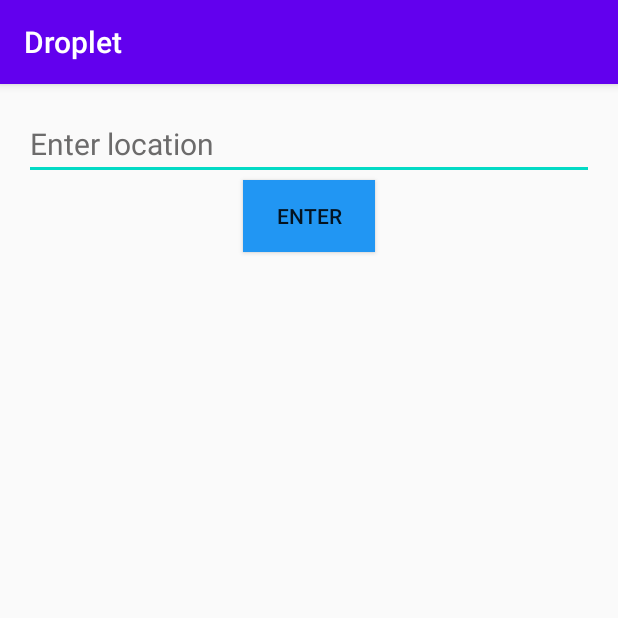
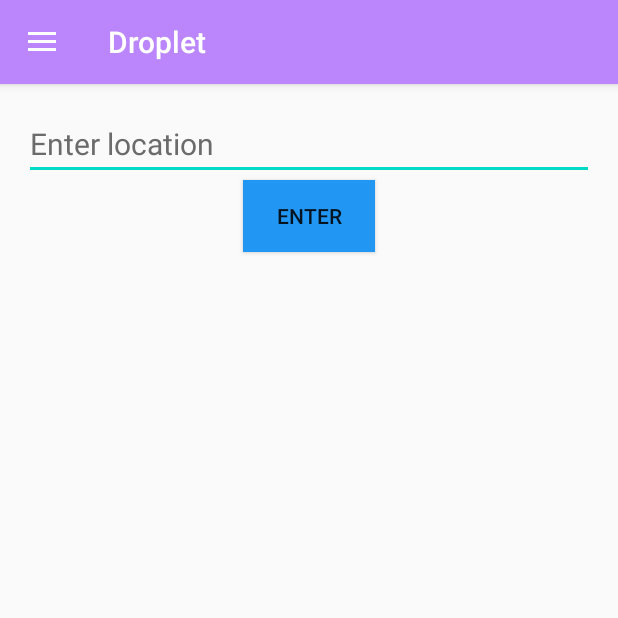
Before and after one commit to paceuniversity/cs389f2022team1, an Android app: the MainActivity screen opened directly, with no data from a screen before it, on a phone screen of 412 x 824 dp, the top half of it. Run offline under Robolectric (Android 15) with nearby library versions, the phone set to English and light mode, and no system bars.

Commit message:
feature: add hamburger menu and linked pages

```diff
--- a/WaterQualityApp/app/build.gradle
+++ b/WaterQualityApp/app/build.gradle
@@ -31,6 +31,7 @@ android {
 dependencies {
 
     implementation 'com.android.support:appcompat-v7:28.0.0'
+    implementation 'com.android.support:design:28.0.0'
     implementation 'com.android.support.constraint:constraint-layout:2.0.4'
     testImplementation 'junit:junit:4.13.2'
     androidTestImplementation 'com.android.support.test:runner:1.0.2'
--- /dev/null
+++ b/WaterQualityApp/app/src/main/java/com/example/waterqualityapp/HomeFragment.java
@@ -0,0 +1,38 @@
+package com.example.waterqualityapp;
+
+import android.os.Bundle;
+import android.support.annotation.NonNull;
+import android.support.annotation.Nullable;
+import android.support.v4.app.Fragment;
+import android.support.v4.app.FragmentManager;
+import android.support.v4.app.FragmentTransaction;
+import android.view.LayoutInflater;
+import android.view.View;
+import android.view.ViewGroup;
+import android.widget.Button;
+import android.widget.EditText;
+import android.widget.Toast;
+
+public class HomeFragment extends Fragment {
+    public static final String EXTRA_MESSAGE = "com.example.WaterQualityApp.MESSAGE";
+    public View returnedView;
+    @Nullable
+    @Override
+    public View onCreateView(@NonNull LayoutInflater inflater, @Nullable ViewGroup container, @Nullable Bundle savedInstanceState) {
+        returnedView = inflater.inflate(R.layout.fragment_home, container, false);
+        Button button = (Button) returnedView.findViewById(R.id.enter_button);
+        button.setOnClickListener(new View.OnClickListener() {
+            @Override
+            public void onClick(View v) {
+                Fragment fragment = new DisplayButtons();
+                FragmentManager fragmentManager = getActivity().getSupportFragmentManager();
+                FragmentTransaction fragmentTransaction = fragmentManager.beginTransaction();
+                fragmentTransaction.replace(R.id.fragment_container, fragment);
+                fragmentTransaction.addToBackStack(null);
+                fragmentTransaction.commit();
+            }
+        });
+
+        return returnedView;
+    }
+}
--- a/WaterQualityApp/app/src/main/java/com/example/waterqualityapp/MainActivity.java
+++ b/WaterQualityApp/app/src/main/java/com/example/waterqualityapp/MainActivity.java
@@ -1,23 +1,50 @@
 package com.example.waterqualityapp;
 
 import android.content.Intent;
+import android.support.annotation.NonNull;
+import android.support.design.widget.NavigationView;
+import android.support.v4.view.GravityCompat;
+import android.support.v4.widget.DrawerLayout;
+import android.support.v7.app.ActionBarDrawerToggle;
 import android.support.v7.app.AppCompatActivity;
 import android.os.Bundle;
-import android.view.View;
-import android.widget.EditText;
+import android.support.v7.widget.Toolbar;
+import android.view.MenuItem;
 import android.Manifest;
 import android.content.pm.PackageManager;
 import android.support.v4.app.ActivityCompat;
 import android.support.v4.content.ContextCompat;
 import android.widget.Toast;
 
-public class MainActivity extends AppCompatActivity {
-    public static final String EXTRA_MESSAGE = "com.example.WaterQualityApp.MESSAGE";
+public class MainActivity extends AppCompatActivity implements NavigationView.OnNavigationItemSelectedListener {
+    private DrawerLayout drawer;
 
     @Override
     protected void onCreate(Bundle savedInstanceState) {
         super.onCreate(savedInstanceState);
         setContentView(R.layout.activity_main);
+
+        Toolbar toolbar = findViewById(R.id.toolbar);
+        setSupportActionBar(toolbar);
+
+        drawer = findViewById(R.id.drawer_layout);
+        NavigationView navigationView = findViewById(R.id.nav_view);
+        navigationView.setNavigationItemSelectedListener(this);
+
+        ActionBarDrawerToggle toggle = new ActionBarDrawerToggle(this, drawer, toolbar,
+                R.string.navigation_drawer_open,R.string.navigation_drawer_close);
+
+        drawer.addDrawerListener(toggle);
+
+        toggle.syncState();
+
+        if (savedInstanceState == null) {
+            getSupportFragmentManager().beginTransaction().replace(R.id.fragment_container,
+                    new HomeFragment()).commit();
+            navigationView.setCheckedItem(R.id.nav_home);
+        }
+
+
         if (ContextCompat.checkSelfPermission(MainActivity.this,
                 Manifest.permission.ACCESS_FINE_LOCATION) != PackageManager.PERMISSION_GRANTED){
             if (ActivityCompat.shouldShowRequestPermissionRationale(MainActivity.this,
@@ -28,6 +55,33 @@ public class MainActivity extends AppCompatActivity {
                 ActivityCompat.requestPermissions(MainActivity.this,
                         new String[]{Manifest.permission.ACCESS_FINE_LOCATION}, 1);
             }
+        }
+    }
+
+    @Override
+    public boolean onNavigationItemSelected(@NonNull MenuItem item) {
+        switch (item.getItemId()) {
+            case R.id.nav_home:
+                getSupportFragmentManager().beginTransaction().replace(R.id.fragment_container,
+                        new HomeFragment()).commit();
+                break;
+            case R.id.nav_settings:
+                getSupportFragmentManager().beginTransaction().replace(R.id.fragment_container,
+                        new SettingsFragment()).commit();
+                break;
+        }
+
+        drawer.closeDrawer(GravityCompat.START);
+        return true;
+    }
+
+    @Override
+    public void onBackPressed() {
+        if (drawer.isDrawerOpen(GravityCompat.START)) {
+            drawer.closeDrawer(GravityCompat.START);
+        }
+        else {
+            super.onBackPressed();
         }
     }
 
@@ -48,14 +102,4 @@ public class MainActivity extends AppCompatActivity {
             }
         }
     }
-
-    public void sendMessage(View view) {
-        // Do something in response to button
-        Intent intent = new Intent(this, DisplayButtons.class);
-        EditText editText = (EditText) findViewById(R.id.inputBox);
-        String message = editText.getText().toString();
-        intent.putExtra(EXTRA_MESSAGE, message);
-        startActivity(intent);
-
-    }
 }
--- /dev/null
+++ b/WaterQualityApp/app/src/main/res/drawable/ic_settings.xml
@@ -0,0 +1,5 @@
+<vector android:height="24dp" android:tint="#000000"
+    android:viewportHeight="24" android:viewportWidth="24"
+    android:width="24dp" xmlns:android="http://schemas.android.com/apk/res/android">
+    <path android:fillColor="@android:color/white" android:pathData="M19.14,12.94c0.04,-0.3 0.06,-0.61 0.06,-0.94c0,-0.32 -0.02,-0.64 -0.07,-0.94l2.03,-1.58c0.18,-0.14 0.23,-0.41 0.12,-0.61l-1.92,-3.32c-0.12,-0.22 -0.37,-0.29 -0.59,-0.22l-2.39,0.96c-0.5,-0.38 -1.03,-0.7 -1.62,-0.94L14.4,2.81c-0.04,-0.24 -0.24,-0.41 -0.48,-0.41h-3.84c-0.24,0 -0.43,0.17 -0.47,0.41L9.25,5.35C8.66,5.59 8.12,5.92 7.63,6.29L5.24,5.33c-0.22,-0.08 -0.47,0 -0.59,0.22L2.74,8.87C2.62,9.08 2.66,9.34 2.86,9.48l2.03,1.58C4.84,11.36 4.8,11.69 4.8,12s0.02,0.64 0.07,0.94l-2.03,1.58c-0.18,0.14 -0.23,0.41 -0.12,0.61l1.92,3.32c0.12,0.22 0.37,0.29 0.59,0.22l2.39,-0.96c0.5,0.38 1.03,0.7 1.62,0.94l0.36,2.54c0.05,0.24 0.24,0.41 0.48,0.41h3.84c0.24,0 0.44,-0.17 0.47,-0.41l0.36,-2.54c0.59,-0.24 1.13,-0.56 1.62,-0.94l2.39,0.96c0.22,0.08 0.47,0 0.59,-0.22l1.92,-3.32c0.12,-0.22 0.07,-0.47 -0.12,-0.61L19.14,12.94zM12,15.6c-1.98,0 -3.6,-1.62 -3.6,-3.6s1.62,-3.6 3.6,-3.6s3.6,1.62 3.6,3.6S13.98,15.6 12,15.6z"/>
+</vector>
--- /dev/null
+++ b/WaterQualityApp/app/src/main/res/drawable/ic_water_drop.xml
@@ -0,0 +1,5 @@
+<vector android:height="24dp" android:tint="#000000"
+    android:viewportHeight="24" android:viewportWidth="24"
+    android:width="24dp" xmlns:android="http://schemas.android.com/apk/res/android">
+    <path android:fillColor="@android:color/white" android:pathData="M12,2c-5.33,4.55 -8,8.48 -8,11.8c0,4.98 3.8,8.2 8,8.2s8,-3.22 8,-8.2C20,10.48 17.33,6.55 12,2zM7.83,14c0.37,0 0.67,0.26 0.74,0.62c0.41,2.22 2.28,2.98 3.64,2.87c0.43,-0.02 0.79,0.32 0.79,0.75c0,0.4 -0.32,0.73 -0.72,0.75c-2.13,0.13 -4.62,-1.09 -5.19,-4.12C7.01,14.42 7.37,14 7.83,14z"/>
+</vector>
--- a/WaterQualityApp/app/src/main/res/layout/activity_main.xml
+++ b/WaterQualityApp/app/src/main/res/layout/activity_main.xml
@@ -1,41 +1,41 @@
 <?xml version="1.0" encoding="utf-8"?>
-<android.support.constraint.ConstraintLayout xmlns:android="http://schemas.android.com/apk/res/android"
+<android.support.v4.widget.DrawerLayout xmlns:android="http://schemas.android.com/apk/res/android"
     xmlns:app="http://schemas.android.com/apk/res-auto"
     xmlns:tools="http://schemas.android.com/tools"
     android:layout_width="match_parent"
     android:layout_height="match_parent"
     android:onClick="sendMessage"
-    tools:context=".MainActivity">
+    tools:context=".MainActivity"
+    android:id="@+id/drawer_layout"
+    android:fitsSystemWindows="true"
+    tools:openDrawer="start">
+    <LinearLayout
+        android:layout_width="match_parent"
+        android:layout_height="match_parent"
+        android:orientation="vertical">
 
-    <Button
-        android:id="@+id/enter_button"
+        <android.support.v7.widget.Toolbar
+            android:layout_width="match_parent"
+            android:layout_height="?attr/actionBarSize"
+            android:background="@color/purple_200"
+            android:id="@+id/toolbar"
+            android:theme="@style/ThemeOverlay.AppCompat.Dark.ActionBar"
+            app:popupTheme="@style/ThemeOverlay.AppCompat.Light"
+            android:elevation="4dp"/>
+
+        <FrameLayout
+            android:id="@id/fragment_container"
+            android:layout_width="match_parent"
+            android:layout_height="match_parent"/>
+
+    </LinearLayout>
+
+    <android.support.design.widget.NavigationView
         android:layout_width="wrap_content"
-        android:layout_height="wrap_content"
-        android:layout_marginStart="16dp"
-        android:layout_marginEnd="16dp"
-        android:background="#2196F3"
-        android:text="@string/enter"
-        app:layout_constraintEnd_toEndOf="parent"
-        app:layout_constraintHorizontal_bias="0.5"
-        app:layout_constraintStart_toStartOf="parent"
-        app:layout_constraintTop_toBottomOf="@+id/inputBox" />
+        android:layout_height="match_parent"
+        android:layout_gravity="start"
+        android:id="@+id/nav_view"
+        app:headerLayout="@layout/nav_header"
+        app:menu="@menu/drawer_menu"/>
 
-    <EditText
-        android:id="@+id/inputBox"
-        android:layout_width="0dp"
-        android:layout_height="wrap_content"
-        android:layout_marginStart="16dp"
-        android:layout_marginTop="16dp"
-        android:layout_marginEnd="16dp"
-        android:ems="10"
-        android:inputType="textPersonName"
-        android:text="@string/enter_location"
-        android:textColor="#6C6B6B"
-        android:textSize="20sp"
-        android:textStyle="normal"
-        app:layout_constraintBottom_toTopOf="@+id/enter_button"
-        app:layout_constraintEnd_toEndOf="parent"
-        app:layout_constraintHorizontal_bias="0.497"
-        app:layout_constraintStart_toStartOf="parent"
-        app:layout_constraintTop_toTopOf="parent" />
-</android.support.constraint.ConstraintLayout>
+</android.support.v4.widget.DrawerLayout>
--- /dev/null
+++ b/WaterQualityApp/app/src/main/res/layout/fragment_home.xml
@@ -0,0 +1,39 @@
+<?xml version="1.0" encoding="utf-8"?>
+<android.support.constraint.ConstraintLayout xmlns:android="http://schemas.android.com/apk/res/android"
+    android:layout_width="match_parent"
+    android:layout_height="match_parent"
+    xmlns:app="http://schemas.android.com/apk/res-auto">
+
+    <Button
+        android:id="@+id/enter_button"
+        android:layout_width="wrap_content"
+        android:layout_height="wrap_content"
+        android:layout_marginStart="16dp"
+        android:layout_marginEnd="16dp"
+        android:background="#2196F3"
+        android:text="@string/enter"
+        app:layout_constraintEnd_toEndOf="parent"
+        app:layout_constraintHorizontal_bias="0.5"
+        app:layout_constraintStart_toStartOf="parent"
+        app:layout_constraintTop_toBottomOf="@+id/inputBox" />
+
+    <EditText
+        android:id="@+id/inputBox"
+        android:layout_width="0dp"
+        android:layout_height="wrap_content"
+        android:layout_marginStart="16dp"
+        android:layout_marginTop="16dp"
+        android:layout_marginEnd="16dp"
+        android:ems="10"
+        android:inputType="textPersonName"
+        android:text="@string/enter_location"
+        android:textColor="#6C6B6B"
+        android:textSize="20sp"
+        android:textStyle="normal"
+        app:layout_constraintBottom_toTopOf="@+id/enter_button"
+        app:layout_constraintEnd_toEndOf="parent"
+        app:layout_constraintHorizontal_bias="0.497"
+        app:layout_constraintStart_toStartOf="parent"
+        app:layout_constraintTop_toTopOf="parent" />
+
+</android.support.constraint.ConstraintLayout>
--- /dev/null
+++ b/WaterQualityApp/app/src/main/res/menu/drawer_menu.xml
@@ -0,0 +1,15 @@
+<?xml version="1.0" encoding="utf-8"?>
+<menu xmlns:android="http://schemas.android.com/apk/res/android"
+    xmlns:tools="http://schemas.android.com/tools"
+    tools:showIn="navigation_view">
+    <group android:checkableBehavior="single">
+        <item android:id="@+id/nav_home"
+            android:icon="@drawable/ic_water_drop"
+            android:title="Home"/>
+
+        <item android:id="@+id/nav_settings"
+            android:icon="@drawable/ic_settings"
+            android:title="Settings"/>
+
+    </group>
+</menu>
--- a/WaterQualityApp/app/src/main/res/values/colors.xml
+++ b/WaterQualityApp/app/src/main/res/values/colors.xml
@@ -7,4 +7,5 @@
     <color name="teal_700">#FF018786</color>
     <color name="black">#FF000000</color>
     <color name="white">#FFFFFFFF</color>
+    <color name="colorAccent">#365FF4</color>
 </resources>
--- /dev/null
+++ b/WaterQualityApp/app/src/main/res/values/ids.xml
@@ -0,0 +1,4 @@
+<?xml version="1.0" encoding="utf-8"?>
+<resources>
+    <item name="fragment_container" type="id" />
+</resources>
--- a/WaterQualityApp/app/src/main/res/values/strings.xml
+++ b/WaterQualityApp/app/src/main/res/values/strings.xml
@@ -6,4 +6,6 @@
     <string name="levels_of_contaminants">Levels of Contaminants</string>
     <string name="color_representation">Color Representation</string>
     <string name="dark_mode">Dark Mode</string>
+    <string name="navigation_drawer_open">Open navigation drawer</string>
+    <string name="navigation_drawer_close">Close navigation drawer</string>
 </resources>
--- a/WaterQualityApp/app/src/main/res/values/themes.xml
+++ b/WaterQualityApp/app/src/main/res/values/themes.xml
@@ -1,10 +1,12 @@
 <resources xmlns:tools="http://schemas.android.com/tools">
     <!-- Base application theme. -->
-    <style name="Theme.WaterQualityApp" parent="Theme.AppCompat.Light.DarkActionBar">
+    <style name="Theme.WaterQualityApp" parent="Theme.AppCompat.Light.NoActionBar">
         <!-- Primary brand color. -->
         <item name="colorPrimary">@color/purple_500</item>
         <item name="colorPrimaryDark">@color/purple_700</item>
         <item name="colorAccent">@color/teal_200</item>
         <!-- Customize your theme here. -->
+        <item name="windowActionBar">false</item>
+        <item name="windowNoTitle">true</item>
     </style>
 </resources>
```
Also changed, not shown: WaterQualityApp/app/src/main/java/com/example/waterqualityapp/DisplayButtons.java (+26 -12 lines), WaterQualityApp/app/src/main/java/com/example/waterqualityapp/SettingsFragment.java (added, +17 -0 lines), WaterQualityApp/app/src/main/res/layout/fragment_settings.xml (added, +14 -0 lines), WaterQualityApp/app/src/main/res/layout/nav_header.xml (added, +15 -0 lines), WaterQualityApp/app/src/main/res/layout/fragment_display_buttons.xml (renamed from WaterQualityApp/app/src/main/res/layout/activity_display_buttons.xml), WaterQualityApp/app/src/main/res/raw/droplet.png (added).
